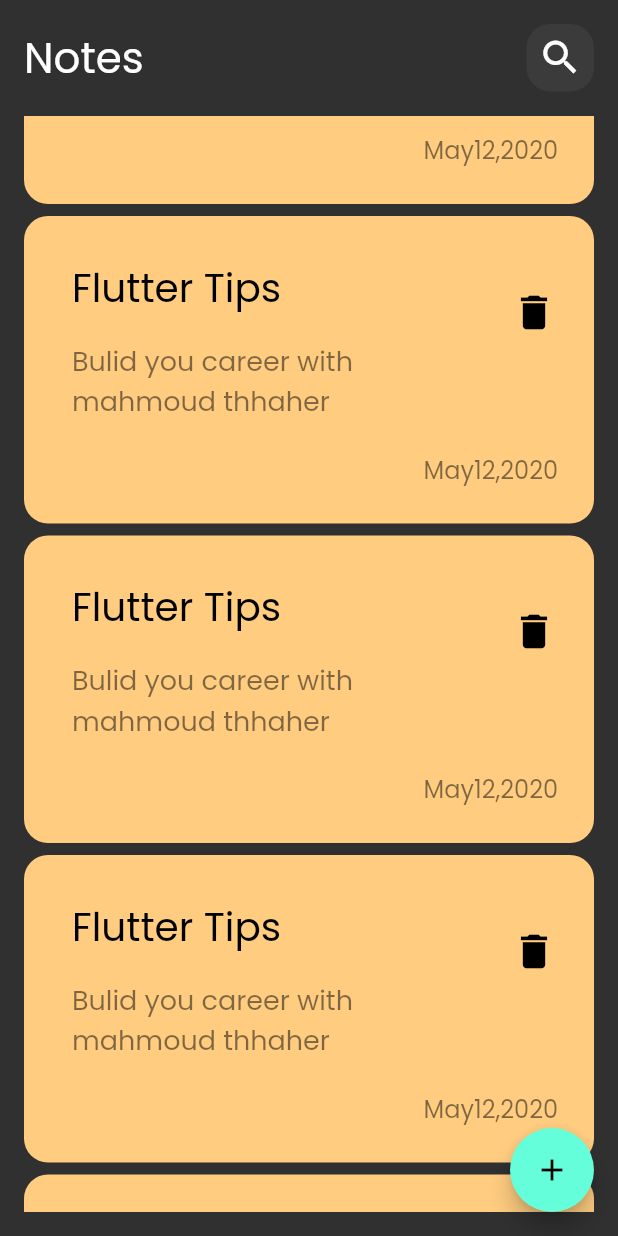
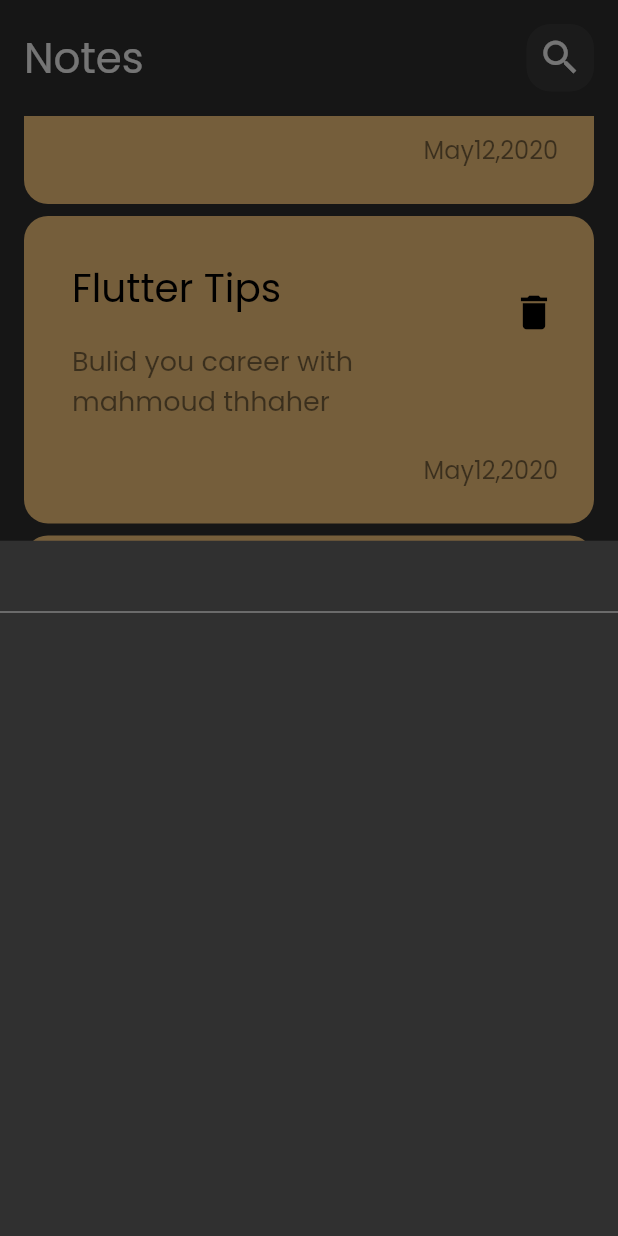
Before and after one commit to mahmoudthaher/tharwatsamy, a Flutter app: the screen it shows after launch, scrolled down 576 dp, after a tap on the "add" icon, on a phone screen of 412 x 824 dp. Run offline on Flutter 3.47's test engine with Material 2 defaults, Android fonts, the phone set to English and light mode, and no system bars; our stand-ins replace audioplayers, bloc, cloud_firestore, dio, firebase_auth, firebase_core and 5 more; accounts and stored records are empty.

Commit message:
show model bottom sheet

```diff
--- a/nots_app/notes_app/lib/views/notes_view.dart
+++ b/nots_app/notes_app/lib/views/notes_view.dart
@@ -1,4 +1,5 @@
 import 'package:flutter/material.dart';
+import 'package:notes_app/widgets/add_note_bottom_sheet.dart';
 import 'package:notes_app/widgets/notes_view_body.dart';
 
 class NotesView extends StatelessWidget {
@@ -8,7 +9,14 @@
   Widget build(BuildContext context) {
     return Scaffold(
       floatingActionButton: FloatingActionButton(
-        onPressed: () {},
+        onPressed: () {
+          showModalBottomSheet(
+            context: context,
+            builder: (context) {
+              return AddNoteBottomSheet();
+            },
+          );
+        },
         child: const Icon(
           Icons.add,
         ),
--- /dev/null
+++ b/nots_app/notes_app/lib/widgets/add_note_bottom_sheet.dart
@@ -0,0 +1,14 @@
+import 'package:flutter/material.dart';
+
+class AddNoteBottomSheet extends StatelessWidget {
+  const AddNoteBottomSheet({super.key});
+
+  @override
+  Widget build(BuildContext context) {
+    return const Column(
+      children: [
+        TextField(),
+      ],
+    );
+  }
+}
--- a/nots_app/notes_app/lib/widgets/custom_app_bar.dart
+++ b/nots_app/notes_app/lib/widgets/custom_app_bar.dart
@@ -7,7 +7,7 @@
   @override
   Widget build(BuildContext context) {
     return const Padding(
-      padding: EdgeInsets.only(bottom: 16),
+      padding: EdgeInsets.only(bottom: 8),
       child: Row(
         mainAxisAlignment: MainAxisAlignment.spaceBetween,
         children: [
--- a/nots_app/notes_app/lib/widgets/notes_list_view.dart
+++ b/nots_app/notes_app/lib/widgets/notes_list_view.dart
@@ -6,13 +6,17 @@
 
   @override
   Widget build(BuildContext context) {
-    return ListView.builder(
+    return Padding(
+      padding: const EdgeInsets.symmetric(vertical: 8),
+      child: ListView.builder(
+        padding: EdgeInsets.zero,
         itemBuilder: (context, index) {
           return const Padding(
             padding: EdgeInsets.symmetric(vertical: 4),
             child: NoteItem(),
           );
         },
+      ),
     );
   }
 }
```
Lines whose indentation alone changed are shown as unchanged.
